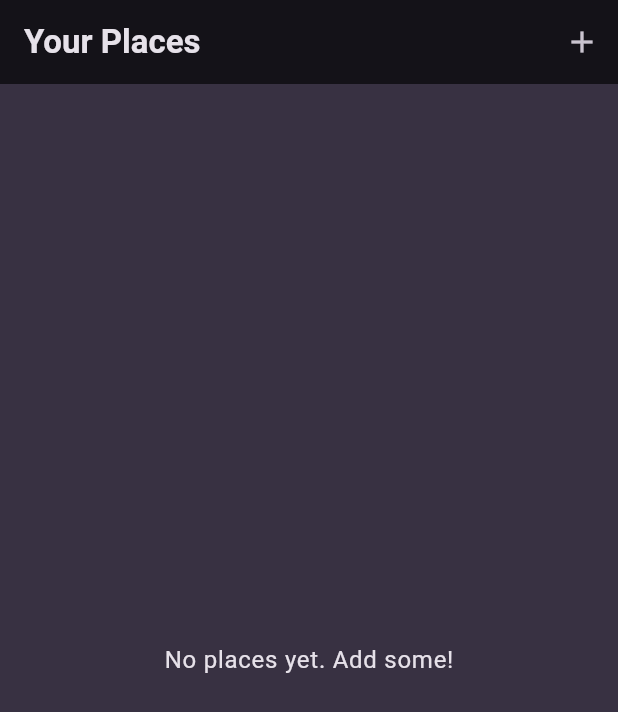
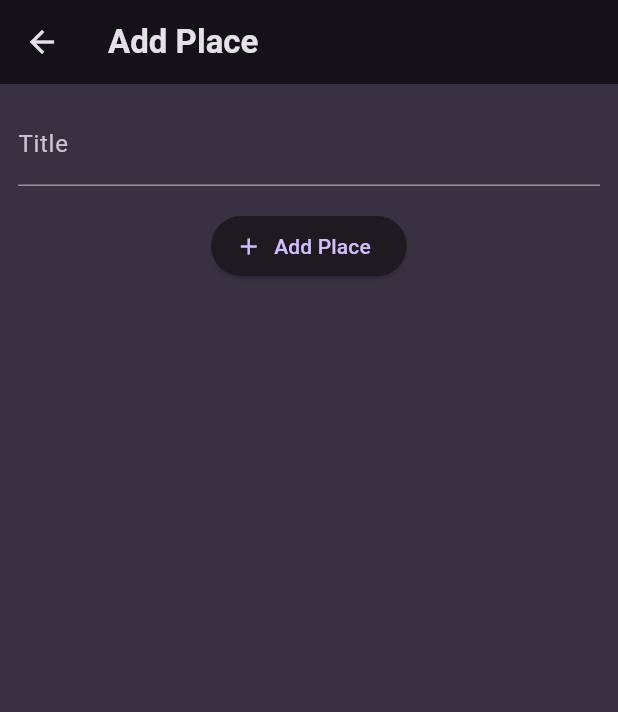
Before and after one commit to Ali-Rhayem/favorite_places, a Flutter app: the screen it shows after launch, after a tap on the "add" icon, on a phone screen of 412 x 824 dp. Shown: the top 712 px of the screen. Run offline on Flutter 3.47's test engine with Material 3 defaults, Android fonts, the phone set to English and light mode, and no system bars; our stand-ins replace google_fonts.

Commit message:
Add AddPlaceScreen for adding new places and integrate with PlacesScreen

```diff
--- a/lib/screens/add_place.dart
+++ b/lib/screens/add_place.dart
@@ -0,0 +1,54 @@
+import 'package:flutter/material.dart';
+
+class AddPlaceScreen extends StatefulWidget {
+  const AddPlaceScreen({super.key});
+
+  @override
+  State<AddPlaceScreen> createState() {
+    return _AddPlaceScreenState();
+  }
+}
+
+class _AddPlaceScreenState extends State<AddPlaceScreen> {
+  final _titleController = TextEditingController();
+
+  @override
+  void dispose() {
+    _titleController.dispose();
+    super.dispose();
+  }
+
+  @override
+  Widget build(BuildContext context) {
+    return Scaffold(
+      appBar: AppBar(
+        title: Text('Add Place'),
+        actions: [],
+      ),
+      body: SingleChildScrollView(
+        padding: const EdgeInsets.all(12),
+        child: Column(
+          children: [
+            TextField(
+              decoration: const InputDecoration(labelText: 'Title'),
+              controller: _titleController,
+              style: TextStyle(
+                color: Theme.of(context).colorScheme.onBackground,
+              ),
+            ),
+            const SizedBox(
+              height: 16,
+            ),
+            ElevatedButton.icon(
+              icon: Icon(Icons.add),
+              onPressed: () {},
+              label: Text(
+                'Add Place',
+              ),
+            ),
+          ],
+        ),
+      ),
+    );
+  }
+}
--- a/lib/screens/places.dart
+++ b/lib/screens/places.dart
@@ -1,3 +1,4 @@
+import 'package:favorite_places/screens/add_place.dart';
 import 'package:favorite_places/widgets/places_list.dart';
 import 'package:flutter/material.dart';
 
@@ -12,7 +13,13 @@ class PlacesScreen extends StatelessWidget {
         actions: [
           IconButton(
             icon: const Icon(Icons.add),
-            onPressed: () {},
+            onPressed: () {
+              Navigator.of(context).push(
+                MaterialPageRoute(
+                  builder: (ctx) => const AddPlaceScreen(),
+                ),
+              );
+            },
           ),
         ],
       ),
```
